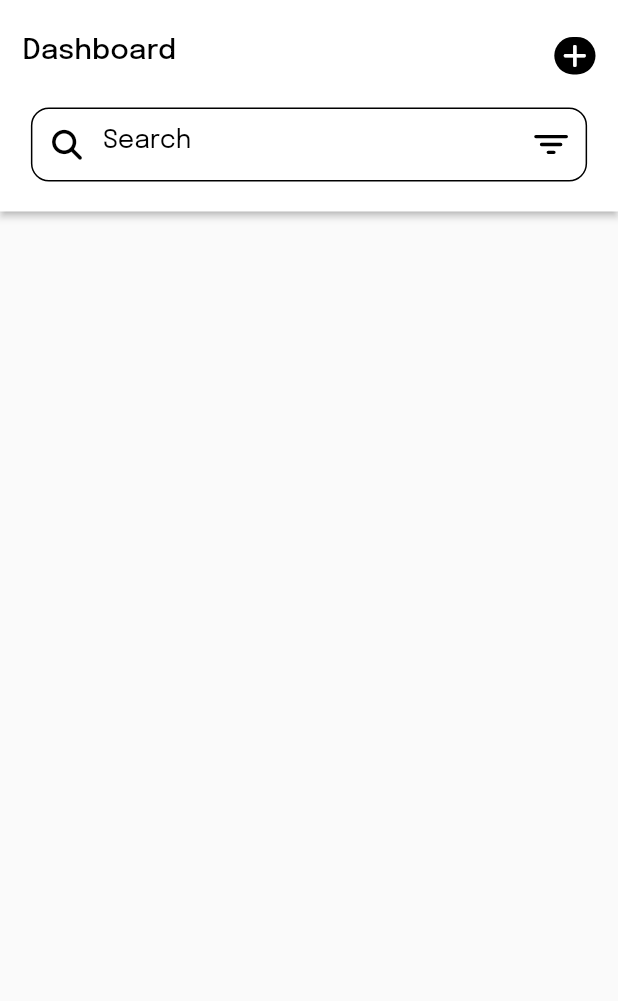
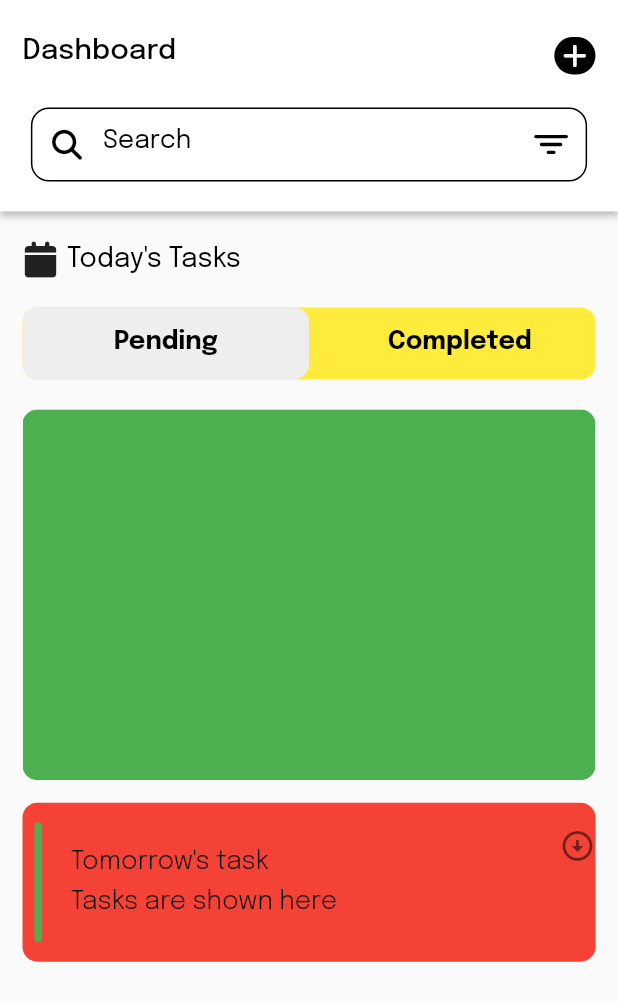
Before and after one commit to Meealley/riv_task, a Flutter app: the screen it shows after launch, on a phone screen of 412 x 824 dp. Shown: the top 1001 px of the screen. Run offline on Flutter 3.47's test engine with Material 2 defaults, Android fonts, the phone set to English and light mode, and no system bars; our stand-ins replace country_picker, flutter_screenutil, flutter_vector_icons, google_fonts, hooks_riverpod, pinput and 1 more.

Commit message:
added trailing

```diff
--- /dev/null
+++ b/lib/common/widgets/bottomtiles.dart
@@ -0,0 +1,62 @@
+import 'package:flutter/material.dart';
+import 'package:hooks_riverpod/hooks_riverpod.dart';
+import 'package:riv_task/common/utils/constants.dart';
+import 'package:riv_task/common/widgets/appstyle.dart';
+import 'package:riv_task/common/widgets/heightspacer.dart';
+import 'package:riv_task/common/widgets/reusable_text.dart';
+import 'package:riv_task/common/widgets/widthspacer.dart';
+
+class BottomTitles extends StatelessWidget {
+  final String text;
+  final String text2;
+
+  const BottomTitles({super.key, required this.text, required this.text2});
+
+  @override
+  Widget build(BuildContext context) {
+    return SizedBox(
+      width: AppConst.kWidth,
+      child: Padding(
+        padding: EdgeInsets.all(8),
+        child: Row(
+          mainAxisAlignment: MainAxisAlignment.start,
+          children: [
+            Consumer(
+              builder: (context, ref, child) {
+                return Container(
+                  height: 80,
+                  width: 5,
+                  decoration: BoxDecoration(
+                    //TODO: add dynamic color
+                    color: Colors.green,
+                    borderRadius: BorderRadius.all(
+                      Radius.circular(10),
+                    ),
+                  ),
+                );
+              },
+            ),
+            WidthSpacer(wdth: 10),
+            Padding(
+              padding: EdgeInsets.all(8),
+              child: Column(
+                crossAxisAlignment: CrossAxisAlignment.start,
+                children: [
+                  ReusableText(
+                    text: text,
+                    style: appstyle(17, Colors.black, FontWeight.w300),
+                  ),
+                  HeightSpacer(hght: 10),
+                  ReusableText(
+                    text: text2,
+                    style: appstyle(17, Colors.black, FontWeight.w300),
+                  )
+                ],
+              ),
+            )
+          ],
+        ),
+      ),
+    );
+  }
+}
--- /dev/null
+++ b/lib/common/widgets/expansiontile.dart
@@ -0,0 +1,45 @@
+import 'package:flutter/material.dart';
+import 'package:riv_task/common/widgets/bottomtiles.dart';
+
+class XpansionTile extends StatelessWidget {
+  final String text;
+  final String text2;
+  final void Function(bool)? onExpansionChanged;
+  final Widget trailing;
+  final List<Widget> children;
+
+  const XpansionTile(
+      {super.key,
+      required this.text,
+      required this.text2,
+      this.onExpansionChanged,
+      required this.trailing,
+      required this.children});
+
+  @override
+  Widget build(BuildContext context) {
+    return Container(
+      decoration: BoxDecoration(
+        color: Colors.red,
+        borderRadius: BorderRadius.all(
+          Radius.circular(10),
+        ),
+      ),
+      child: Theme(
+        child: ExpansionTile(
+          title: BottomTitles(
+            text2: text2,
+            text: text,
+          ),
+          tilePadding: EdgeInsets.zero,
+          childrenPadding: EdgeInsets.zero,
+          onExpansionChanged: onExpansionChanged,
+          controlAffinity: ListTileControlAffinity.trailing,
+          trailing: trailing,
+          children: children,
+        ),
+        data: Theme.of(context).copyWith(dividerColor: Colors.black),
+      ),
+    );
+  }
+}
--- a/lib/features/todo/pages/homepage.dart
+++ b/lib/features/todo/pages/homepage.dart
@@ -2,10 +2,13 @@ import 'package:flutter/material.dart';
 import 'package:flutter_screenutil/flutter_screenutil.dart';
 import 'package:flutter_vector_icons/flutter_vector_icons.dart';
 import 'package:hooks_riverpod/hooks_riverpod.dart';
+import 'package:riv_task/common/utils/constants.dart';
 import 'package:riv_task/common/widgets/appstyle.dart';
 import 'package:riv_task/common/widgets/custom_textfield.dart';
+import 'package:riv_task/common/widgets/expansiontile.dart';
 import 'package:riv_task/common/widgets/heightspacer.dart';
 import 'package:riv_task/common/widgets/reusable_text.dart';
+import 'package:riv_task/common/widgets/widthspacer.dart';
 
 class HomePage extends ConsumerStatefulWidget {
   const HomePage({super.key});
@@ -14,7 +17,10 @@ class HomePage extends ConsumerStatefulWidget {
   ConsumerState<ConsumerStatefulWidget> createState() => _HomePageState();
 }
 
-class _HomePageState extends ConsumerState<HomePage> {
+class _HomePageState extends ConsumerState<HomePage>
+    with TickerProviderStateMixin {
+  late final TabController tabController =
+      TabController(length: 2, vsync: this);
   final TextEditingController search = TextEditingController();
 
   @override
@@ -87,11 +93,111 @@ class _HomePageState extends ConsumerState<HomePage> {
         ),
       ),
       body: SafeArea(
-          child: Padding(
-        padding: EdgeInsets.symmetric(
-          horizontal: 15,
+        child: Padding(
+          padding: EdgeInsets.symmetric(
+            horizontal: 15,
+          ),
+          child: ListView(
+            children: [
+              HeightSpacer(hght: 20),
+              Row(
+                children: [
+                  Icon(FontAwesome.calendar),
+                  WidthSpacer(wdth: 5),
+                  ReusableText(
+                    text: "Today's Tasks",
+                    style: appstyle(
+                      18,
+                      Colors.black,
+                      FontWeight.normal,
+                    ),
+                  )
+                ],
+              ),
+              HeightSpacer(hght: 20),
+              Container(
+                decoration: BoxDecoration(
+                  color: Colors.yellow,
+                  borderRadius: BorderRadius.all(
+                    Radius.circular(10),
+                  ),
+                ),
+                child: TabBar(
+                  indicatorSize: TabBarIndicatorSize.label,
+                  indicator: BoxDecoration(
+                    color: Colors.grey.shade200,
+                    borderRadius: BorderRadius.all(
+                      Radius.circular(10),
+                    ),
+                  ),
+                  controller: tabController,
+                  labelPadding: EdgeInsets.zero,
+                  labelStyle: appstyle(19, Colors.black, FontWeight.normal),
+                  isScrollable: false,
+                  labelColor: Colors.blue,
+                  unselectedLabelColor: Colors.grey,
+                  tabs: [
+                    Tab(
+                      child: SizedBox(
+                        width: AppConst.kWidth * 0.5,
+                        child: Center(
+                          child: ReusableText(
+                            text: "Pending",
+                            style: appstyle(17, Colors.black, FontWeight.bold),
+                          ),
+                        ),
+                      ),
+                    ),
+                    Tab(
+                      child: Container(
+                        padding: EdgeInsets.only(left: 10),
+                        width: AppConst.kWidth * 0.5,
+                        child: Center(
+                          child: ReusableText(
+                            text: "Completed",
+                            style: appstyle(17, Colors.black, FontWeight.bold),
+                          ),
+                        ),
+                      ),
+                    ),
+                  ],
+                ),
+              ),
+              HeightSpacer(
+                hght: 20,
+              ),
+              SizedBox(
+                height: AppConst.kHeight * 0.3,
+                width: AppConst.kWidth,
+                child: ClipRRect(
+                  borderRadius: BorderRadius.all(
+                    Radius.circular(10),
+                  ),
+                  child: TabBarView(
+                    controller: tabController,
+                    children: [
+                      Container(
+                        color: Colors.green,
+                        height: AppConst.kHeight * 0.3,
+                      ),
+                      Container(
+                        color: Colors.grey,
+                        height: AppConst.kHeight * 0.3,
+                      ),
+                    ],
+                  ),
+                ),
+              ),
+              HeightSpacer(hght: 15),
+              XpansionTile(
+                  text: "Tomorrow's task",
+                  text2: "Tasks are shown here",
+                  trailing: Icon(Icons.arrow_circle_down),
+                  children: [])
+            ],
+          ),
         ),
-      )),
+      ),
     );
   }
 }
```
Also changed, not shown: lib/common/widgets/titles.dart (added).
